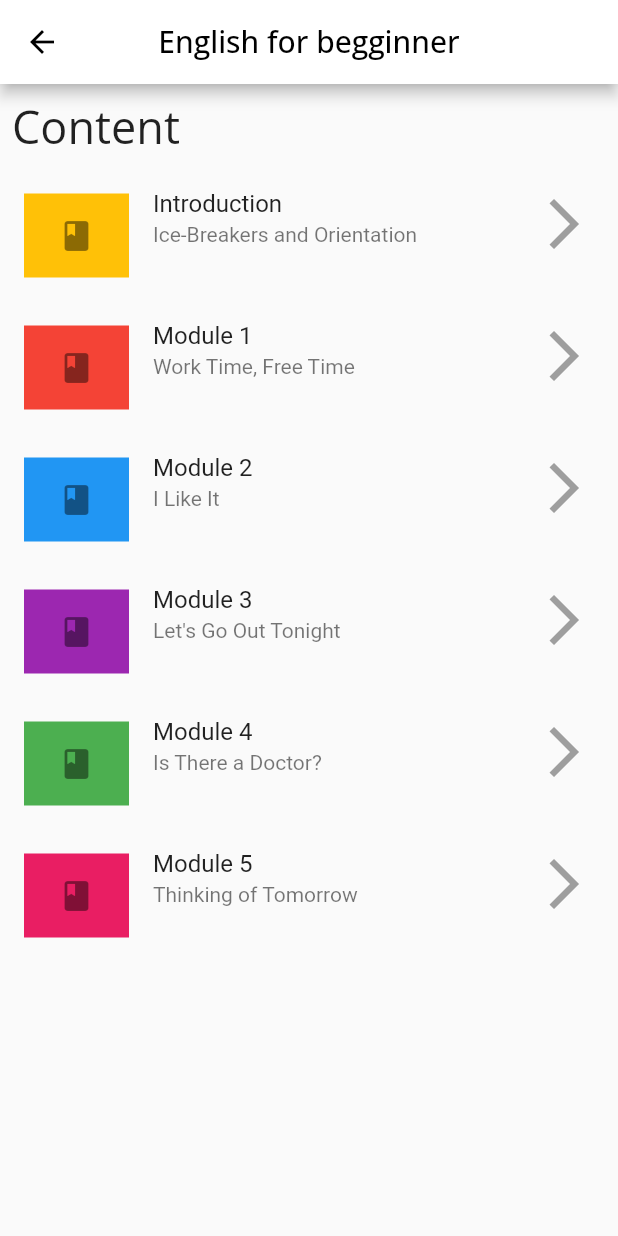
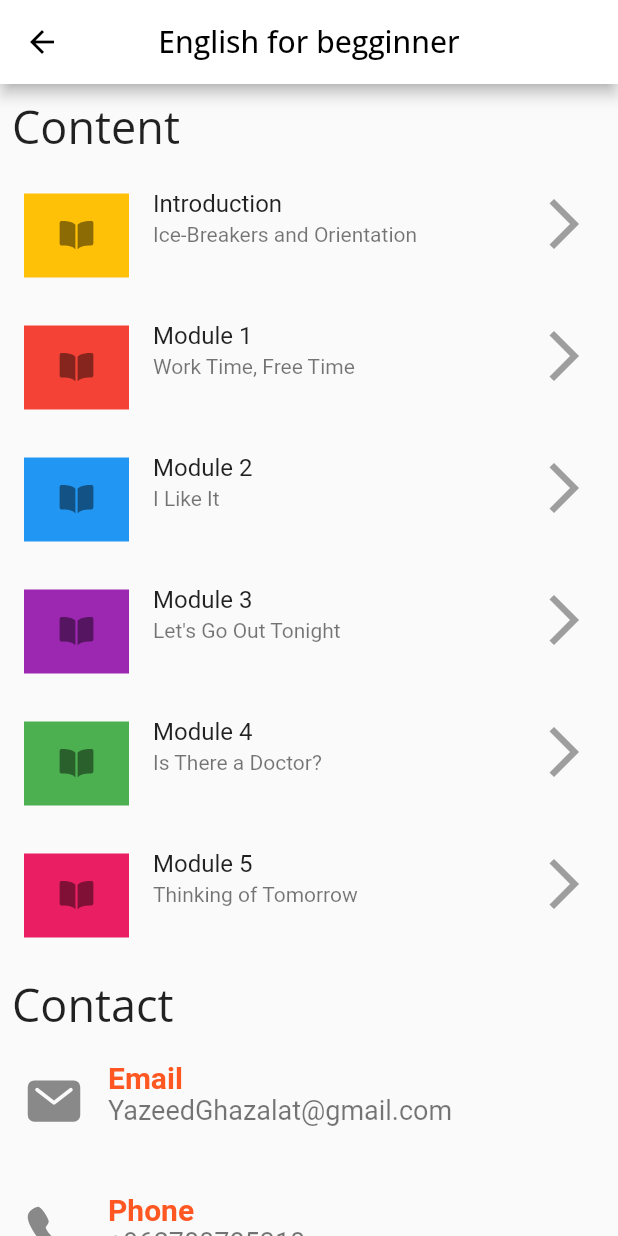
Before and after one commit to YazeedGhazalat/-flutter-e-learning, a Flutter app: the English4begginner screen opened by its route, on a phone screen of 412 x 824 dp. Run offline on Flutter 3.47's test engine with Material 2 defaults, Android fonts, the phone set to English and light mode, and no system bars; our stand-ins replace flutter_rating_bar, ionicons; Roboto replaces fonts that are missing (RobotoSlab).

Commit message:
this is 1st update

```diff
--- a/lib/Courses/English4begginner.dart
+++ b/lib/Courses/English4begginner.dart
@@ -1,4 +1,6 @@
 import 'package:flutter/material.dart';
+import 'package:myapp/models/links.dart';
+import 'package:ionicons/ionicons.dart';
 
 class English4begginner extends StatefulWidget {
   const English4begginner({super.key});
@@ -38,11 +40,9 @@ class _English4begginnerState extends State<English4begginner> {
             ),
           ),
           ListTile(
-            onTap: (() {
-              Navigator.pushNamed(context, "pdf");
-            }),
+            onTap: (() {}),
             leading: Container(
-                child: Icon(Icons.book),
+                child: Icon(Ionicons.book),
                 width: 70,
                 height: 70,
                 color: Colors.amber),
@@ -55,7 +55,7 @@ class _English4begginnerState extends State<English4begginner> {
           ListTile(
             onTap: (() {}),
             leading: Container(
-                child: Icon(Icons.book),
+                child: Icon(Ionicons.book),
                 width: 70,
                 height: 70,
                 color: Colors.red),
@@ -68,7 +68,7 @@ class _English4begginnerState extends State<English4begginner> {
           ListTile(
             onTap: (() {}),
             leading: Container(
-                child: Icon(Icons.book),
+                child: Icon(Ionicons.book),
                 width: 70,
                 height: 70,
                 color: Colors.blue),
@@ -81,7 +81,7 @@ class _English4begginnerState extends State<English4begginner> {
           ListTile(
             onTap: (() {}),
             leading: Container(
-                child: Icon(Icons.book),
+                child: Icon(Ionicons.book),
                 width: 70,
                 height: 70,
                 color: Colors.purple),
@@ -94,7 +94,7 @@ class _English4begginnerState extends State<English4begginner> {
           ListTile(
             onTap: (() {}),
             leading: Container(
-                child: Icon(Icons.book),
+                child: Icon(Ionicons.book),
                 width: 70,
                 height: 70,
                 color: Colors.green),
@@ -107,7 +107,7 @@ class _English4begginnerState extends State<English4begginner> {
           ListTile(
             onTap: (() {}),
             leading: Container(
-                child: Icon(Icons.book),
+                child: Icon(Ionicons.book),
                 width: 70,
                 height: 70,
                 color: Colors.pink),
@@ -117,6 +117,26 @@ class _English4begginnerState extends State<English4begginner> {
             trailing:
                 Icon(Icons.arrow_forward_ios, color: Colors.grey, size: 40),
           ),
+          Padding(
+            padding: const EdgeInsets.all(8.0),
+            child: Text(
+              "Contact",
+              textAlign: TextAlign.left,
+              style: TextStyle(fontSize: 30, fontFamily: "OpenSans"),
+            ),
+          ),
+          URLClass(
+            myFunction: Email,
+            myPlatformIcon: Ionicons.mail,
+            myPlatformTitle: "Email",
+            myPlatformSubTitle: "YazeedGhazalat@gmail.com",
+          ),
+          URLClass(
+            myFunction: Phone,
+            myPlatformIcon: Ionicons.call,
+            myPlatformTitle: "Phone",
+            myPlatformSubTitle: "+962780785310",
+          ),
         ],
       ),
     );
--- a/lib/Courses/EnglishL2.dart
+++ b/lib/Courses/EnglishL2.dart
@@ -1,4 +1,6 @@
 import 'package:flutter/material.dart';
+import 'package:ionicons/ionicons.dart';
+import 'package:myapp/models/links.dart';
 
 class Intermidiate extends StatefulWidget {
   const Intermidiate({super.key});
@@ -40,7 +42,7 @@ class _IntermidiateState extends State<Intermidiate> {
           ListTile(
             onTap: (() {}),
             leading: Container(
-                child: Icon(Icons.book),
+                child: Icon(Ionicons.book),
                 width: 70,
                 height: 70,
                 color: Colors.amber),
@@ -53,7 +55,7 @@ class _IntermidiateState extends State<Intermidiate> {
           ListTile(
             onTap: (() {}),
             leading: Container(
-                child: Icon(Icons.book),
+                child: Icon(Ionicons.book),
                 width: 70,
                 height: 70,
                 color: Colors.red),
@@ -66,7 +68,7 @@ class _IntermidiateState extends State<Intermidiate> {
           ListTile(
             onTap: (() {}),
             leading: Container(
-                child: Icon(Icons.book),
+                child: Icon(Ionicons.book),
                 width: 70,
                 height: 70,
                 color: Colors.blue),
@@ -79,7 +81,7 @@ class _IntermidiateState extends State<Intermidiate> {
           ListTile(
             onTap: (() {}),
             leading: Container(
-                child: Icon(Icons.book),
+                child: Icon(Ionicons.book),
                 width: 70,
                 height: 70,
                 color: Colors.purple),
@@ -92,7 +94,7 @@ class _IntermidiateState extends State<Intermidiate> {
           ListTile(
             onTap: (() {}),
             leading: Container(
-                child: Icon(Icons.book),
+                child: Icon(Ionicons.book),
                 width: 70,
                 height: 70,
                 color: Colors.green),
@@ -105,7 +107,7 @@ class _IntermidiateState extends State<Intermidiate> {
           ListTile(
             onTap: (() {}),
             leading: Container(
-                child: Icon(Icons.book),
+                child: Icon(Ionicons.book),
                 width: 70,
                 height: 70,
                 color: Colors.pink),
@@ -115,6 +117,26 @@ class _IntermidiateState extends State<Intermidiate> {
             trailing:
                 Icon(Icons.arrow_forward_ios, color: Colors.grey, size: 40),
           ),
+          Padding(
+            padding: const EdgeInsets.all(8.0),
+            child: Text(
+              "Contact",
+              textAlign: TextAlign.left,
+              style: TextStyle(fontSize: 30, fontFamily: "OpenSans"),
+            ),
+          ),
+          URLClass(
+            myFunction: Email,
+            myPlatformIcon: Ionicons.mail,
+            myPlatformTitle: "Email",
+            myPlatformSubTitle: "YazeedGhazalat@gmail.com",
+          ),
+          URLClass(
+            myFunction: Phone,
+            myPlatformIcon: Ionicons.call,
+            myPlatformTitle: "Phone",
+            myPlatformSubTitle: "+962780785310",
+          ),
         ],
       ),
     );
--- a/lib/models/links.dart
+++ b/lib/models/links.dart
@@ -7,12 +7,30 @@ final Uri Instagram_url =
 final Uri LinkedIN_url =
     Uri.parse('https://www.linkedin.com/in/yazeed-ghazalat-205111161');
 final Uri ourLocation_url = Uri.parse('https://goo.gl/maps/CnFADFJpFDvj4Azt6');
-final Uri pdf_url = Uri.parse('PDF/3Reading.pdf');
+final Uri GitHub_url = Uri.parse('https://github.com/YazeedGhazalat');
 final Uri Email_url = Uri.parse('mailto:yazeedghazalat@gmail.com');
 final Uri Phone_url = Uri.parse('tel:+962780785310');
 Future<void> Facebook() async {
   if (!await launchUrl(Facebook_url)) {
     throw 'Could not launch $Facebook_url';
+  }
+}
+
+Future<void> GitHub() async {
+  if (!await launchUrl(GitHub_url)) {
+    throw 'Could not launch $GitHub_url';
+  }
+}
+
+Future<void> Email() async {
+  if (!await launchUrl(Email_url)) {
+    throw 'Could not launch $Email_url';
+  }
+}
+
+Future<void> Phone() async {
+  if (!await launchUrl(Phone_url)) {
+    throw 'Could not launch $Phone_url';
   }
 }
 
@@ -34,6 +52,7 @@ Future<void> ourLocation() async {
   }
 }
 
+// ignore: must_be_immutable
 class URLClass extends StatelessWidget {
   URLClass(
       {required this.myFunction,
@@ -49,32 +68,27 @@ class URLClass extends StatelessWidget {
     return GestureDetector(
       onTap: myFunction,
       child: Container(
-        decoration: BoxDecoration(
-          gradient: LinearGradient(
-            colors: [
-              Color.fromARGB(255, 221, 178, 26),
-              Color.fromARGB(255, 253, 135, 0),
-              //Color.fromARGB(255, 221, 178, 26),
-            ],
-            begin: const FractionalOffset(0.0, 0.0),
-            end: const FractionalOffset(1.0, 0.0),
-            stops: [0.0, 1.0],
-          ),
-          color: Colors.white.withOpacity(0.9),
-        ),
         child: ListTile(
+          isThreeLine: true,
           title: Text(
             "$myPlatformTitle",
-            style: TextStyle(color: Colors.white, fontSize: 20),
+            style: TextStyle(
+              fontFamily: "RobotoSlab",
+              color: Colors.deepOrange,
+              fontSize: 20,
+              fontWeight: FontWeight.bold,
+            ),
           ),
           subtitle: Text(
             "$myPlatformSubTitle",
-            style: TextStyle(color: Colors.white, fontSize: 15),
+            style: TextStyle(
+              fontSize: 18,
+              fontFamily: "RobotoSlab",
+            ),
           ),
           leading: Icon(
             myPlatformIcon,
-            size: 35,
-            color: Colors.white,
+            size: 40,
           ),
         ),
       ),
--- a/pubspec.yaml
+++ b/pubspec.yaml
@@ -39,6 +39,7 @@ dependencies:
   flutter_rating_bar: ^4.0.1
 
   url_launcher: ^6.1.6
+  ionicons: ^0.2.1
 
 dev_dependencies:
   flutter_test:
```
Also changed, not shown: pubspec.lock.
